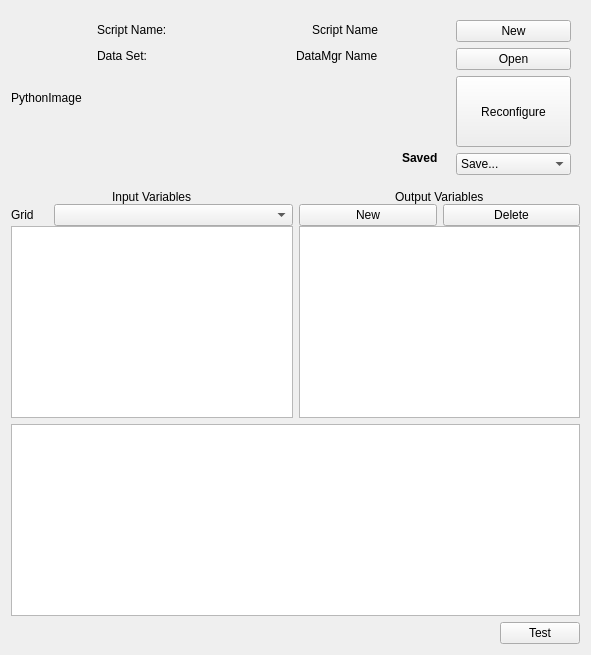
This is apps/vaporgui/PythonVariablesGUI.ui in StasJ/vapor-formatted as Qt 5 draws it before an edit. The edited form follows.
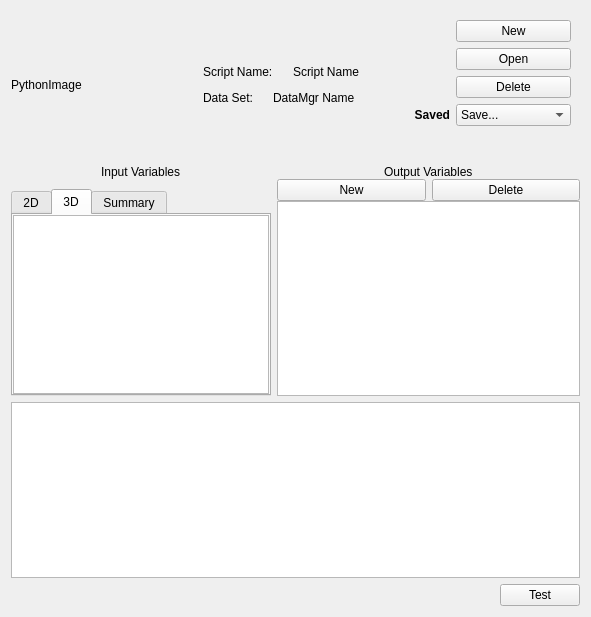
This is the edited form.

Patch:
```diff
--- a/apps/vaporgui/PythonVariablesGUI.ui
+++ b/apps/vaporgui/PythonVariablesGUI.ui
@@ -7,7 +7,7 @@
     <x>0</x>
     <y>0</y>
     <width>591</width>
-    <height>655</height>
+    <height>617</height>
    </rect>
   </property>
   <property name="windowTitle">
@@ -25,7 +25,7 @@
      <property name="frameShadow">
       <enum>QFrame::Raised</enum>
      </property>
-     <layout class="QHBoxLayout" name="horizontalLayout_9" stretch="0,0,0">
+     <layout class="QHBoxLayout" name="horizontalLayout_9" stretch="0,0,0,0">
       <property name="spacing">
        <number>-1</number>
       </property>
@@ -41,13 +41,6 @@
       <property name="bottomMargin">
        <number>0</number>
       </property>
-      <item>
-       <widget class="QLabel" name="_pythonLabel">
-        <property name="text">
-         <string>PythonImage</string>
-        </property>
-       </widget>
-      </item>
       <item>
        <widget class="QFrame" name="frame_18">
         <property name="frameShape">
@@ -57,6 +50,107 @@
          <enum>QFrame::Raised</enum>
         </property>
         <layout class="QVBoxLayout" name="verticalLayout_8">
+         <property name="spacing">
+          <number>0</number>
+         </property>
+         <property name="leftMargin">
+          <number>0</number>
+         </property>
+         <property name="topMargin">
+          <number>0</number>
+         </property>
+         <property name="rightMargin">
+          <number>0</number>
+         </property>
+         <property name="bottomMargin">
+          <number>0</number>
+         </property>
+         <item>
+          <spacer name="verticalSpacer_5">
+           <property name="orientation">
+            <enum>Qt::Vertical</enum>
+           </property>
+           <property name="sizeHint" stdset="0">
+            <size>
+             <width>20</width>
+             <height>40</height>
+            </size>
+           </property>
+          </spacer>
+         </item>
+         <item>
+          <widget class="QLabel" name="_pythonLabel">
+           <property name="text">
+            <string>PythonImage</string>
+           </property>
+          </widget>
+         </item>
+         <item>
+          <spacer name="verticalSpacer">
+           <property name="orientation">
+            <enum>Qt::Vertical</enum>
+           </property>
+           <property name="sizeHint" stdset="0">
+            <size>
+             <width>20</width>
+             <height>40</height>
+            </size>
+           </property>
+          </spacer>
+         </item>
+        </layout>
+       </widget>
+      </item>
+      <item>
+       <spacer name="horizontalSpacer_2">
+        <property name="orientation">
+         <enum>Qt::Horizontal</enum>
+        </property>
+        <property name="sizeHint" stdset="0">
+         <size>
+          <width>40</width>
+          <height>20</height>
+         </size>
+        </property>
+       </spacer>
+      </item>
+      <item>
+       <widget class="QFrame" name="frame_13">
+        <property name="frameShape">
+         <enum>QFrame::NoFrame</enum>
+        </property>
+        <property name="frameShadow">
+         <enum>QFrame::Raised</enum>
+        </property>
+        <layout class="QVBoxLayout" name="verticalLayout_13">
+         <property name="spacing">
+          <number>-1</number>
+         </property>
+         <property name="leftMargin">
+          <number>0</number>
+         </property>
+         <property name="topMargin">
+          <number>10</number>
+         </property>
+         <property name="rightMargin">
+          <number>0</number>
+         </property>
+         <property name="bottomMargin">
+          <number>10</number>
+         </property>
+         <item>
+          <spacer name="verticalSpacer_4">
+           <property name="orientation">
+            <enum>Qt::Vertical</enum>
+           </property>
+           <property name="sizeHint" stdset="0">
+            <size>
+             <width>20</width>
+             <height>40</height>
+            </size>
+           </property>
+          </spacer>
+         </item>
          <item>
           <widget class="QFrame" name="frame_3">
            <property name="frameShape">
@@ -81,6 +175,22 @@
             <property name="bottomMargin">
              <number>0</number>
             </property>
+            <item>
+             <spacer name="horizontalSpacer_3">
+              <property name="orientation">
+               <enum>Qt::Horizontal</enum>
+              </property>
+              <property name="sizeType">
+               <enum>QSizePolicy::Minimum</enum>
+              </property>
+              <property name="sizeHint" stdset="0">
+               <size>
+                <width>40</width>
+                <height>20</height>
+               </size>
+              </property>
+             </spacer>
+            </item>
             <item>
              <widget class="QLabel" name="label">
               <property name="text">
@@ -94,7 +204,7 @@
                <enum>Qt::Horizontal</enum>
               </property>
               <property name="sizeType">
-               <enum>QSizePolicy::Expanding</enum>
+               <enum>QSizePolicy::Minimum</enum>
               </property>
               <property name="sizeHint" stdset="0">
                <size>
@@ -111,6 +221,19 @@
               </property>
              </widget>
             </item>
+            <item>
+             <spacer name="horizontalSpacer_4">
+              <property name="orientation">
+               <enum>Qt::Horizontal</enum>
+              </property>
+              <property name="sizeHint" stdset="0">
+               <size>
+                <width>40</width>
+                <height>20</height>
+               </size>
+              </property>
+             </spacer>
+            </item>
            </layout>
           </widget>
          </item>
@@ -138,6 +261,22 @@
             <property name="bottomMargin">
              <number>0</number>
             </property>
+            <item>
+             <spacer name="horizontalSpacer_11">
+              <property name="orientation">
+               <enum>Qt::Horizontal</enum>
+              </property>
+              <property name="sizeType">
+               <enum>QSizePolicy::Minimum</enum>
+              </property>
+              <property name="sizeHint" stdset="0">
+               <size>
+                <width>40</width>
+                <height>20</height>
+               </size>
+              </property>
+             </spacer>
+            </item>
             <item>
              <widget class="QLabel" name="label_2">
               <property name="text">
@@ -151,7 +290,7 @@
                <enum>Qt::Horizontal</enum>
               </property>
               <property name="sizeType">
-               <enum>QSizePolicy::Expanding</enum>
+               <enum>QSizePolicy::Minimum</enum>
               </property>
               <property name="sizeHint" stdset="0">
                <size>
@@ -168,11 +307,24 @@
               </property>
              </widget>
             </item>
+            <item>
+             <spacer name="horizontalSpacer_12">
+              <property name="orientation">
+               <enum>Qt::Horizontal</enum>
+              </property>
+              <property name="sizeHint" stdset="0">
+               <size>
+                <width>40</width>
+                <height>20</height>
+               </size>
+              </property>
+             </spacer>
+            </item>
            </layout>
           </widget>
          </item>
          <item>
-          <spacer name="verticalSpacer">
+          <spacer name="verticalSpacer_3">
            <property name="orientation">
             <enum>Qt::Vertical</enum>
            </property>
@@ -187,6 +339,30 @@
         </layout>
        </widget>
       </item>
+      <item>
+       <widget class="QFrame" name="frame">
+        <property name="frameShape">
+         <enum>QFrame::NoFrame</enum>
+        </property>
+        <property name="frameShadow">
+         <enum>QFrame::Raised</enum>
+        </property>
+        <layout class="QVBoxLayout" name="verticalLayout_12">
+         <property name="spacing">
+          <number>0</number>
+         </property>
+         <property name="leftMargin">
+          <number>0</number>
+         </property>
+         <property name="topMargin">
+          <number>0</number>
+         </property>
+         <property name="rightMargin">
+          <number>0</number>
+         </property>
+         <property name="bottomMargin">
+          <number>0</number>
+         </property>
       <item>
        <widget class="QFrame" name="frame_15">
         <property name="frameShape">
@@ -220,6 +396,9 @@
             <enum>QFrame::Raised</enum>
            </property>
            <layout class="QVBoxLayout" name="verticalLayout_7">
+               <property name="rightMargin">
+                <number>0</number>
+               </property>
             <item>
              <widget class="QLabel" name="label_3">
               <property name="text">
@@ -252,6 +431,9 @@
               <property name="text">
                <string>Saved</string>
               </property>
+                 <property name="alignment">
+                  <set>Qt::AlignRight|Qt::AlignTrailing|Qt::AlignVCenter</set>
+                 </property>
              </widget>
             </item>
            </layout>
@@ -266,8 +448,17 @@
             <enum>QFrame::Raised</enum>
            </property>
            <layout class="QVBoxLayout" name="verticalLayout_2">
+               <property name="leftMargin">
+                <number>6</number>
+               </property>
             <item>
-             <widget class="QPushButton" name="_newButton">
+                <widget class="QPushButton" name="_newScriptButton">
+                 <property name="sizePolicy">
+                  <sizepolicy hsizetype="Minimum" vsizetype="Minimum">
+                   <horstretch>0</horstretch>
+                   <verstretch>0</verstretch>
+                  </sizepolicy>
+                 </property>
               <property name="text">
                <string>New</string>
               </property>
@@ -277,7 +468,13 @@
              </widget>
             </item>
             <item>
-             <widget class="QPushButton" name="_openButton">
+                <widget class="QPushButton" name="_openScriptButton">
+                 <property name="sizePolicy">
+                  <sizepolicy hsizetype="Minimum" vsizetype="Minimum">
+                   <horstretch>0</horstretch>
+                   <verstretch>0</verstretch>
+                  </sizepolicy>
+                 </property>
               <property name="text">
                <string>Open</string>
               </property>
@@ -287,7 +484,7 @@
              </widget>
             </item>
             <item>
-             <widget class="QPushButton" name="pushButton_4">
+                <widget class="QPushButton" name="_deleteScriptButton">
               <property name="sizePolicy">
                <sizepolicy hsizetype="Minimum" vsizetype="Minimum">
                 <horstretch>0</horstretch>
@@ -295,7 +492,7 @@
                </sizepolicy>
               </property>
               <property name="text">
-               <string>Reconfigure</string>
+                  <string>Delete</string>
               </property>
               <property name="autoDefault">
                <bool>false</bool>
@@ -309,7 +506,7 @@
              </widget>
             </item>
             <item>
-             <widget class="QComboBox" name="_saveCombo">
+                <widget class="QComboBox" name="_saveScriptCombo">
               <property name="layoutDirection">
                <enum>Qt::LeftToRight</enum>
               </property>
@@ -334,36 +531,46 @@
              </widget>
             </item>
            </layout>
-           <zorder>_newButton</zorder>
-           <zorder>_openButton</zorder>
-           <zorder>_saveCombo</zorder>
+              <zorder>_newScriptButton</zorder>
+              <zorder>_openScriptButton</zorder>
+              <zorder>_saveScriptCombo</zorder>
            <zorder>_scriptSaveLabel</zorder>
-           <zorder>pushButton_4</zorder>
+              <zorder>_deleteScriptButton</zorder>
           </widget>
          </item>
         </layout>
        </widget>
       </item>
+         <item>
+          <spacer name="verticalSpacer_2">
+           <property name="orientation">
+            <enum>Qt::Vertical</enum>
+           </property>
+           <property name="sizeHint" stdset="0">
+            <size>
+             <width>20</width>
+             <height>40</height>
+            </size>
+           </property>
+          </spacer>
+         </item>
      </layout>
     </widget>
    </item>
+     </layout>
+    </widget>
+   </item>
    <item>
-    <widget class="QFrame" name="frame_14">
-     <property name="sizePolicy">
-      <sizepolicy hsizetype="Preferred" vsizetype="Minimum">
-       <horstretch>0</horstretch>
-       <verstretch>0</verstretch>
-      </sizepolicy>
-     </property>
+    <widget class="QFrame" name="_variableSelectionFrame">
      <property name="frameShape">
       <enum>QFrame::NoFrame</enum>
      </property>
      <property name="frameShadow">
       <enum>QFrame::Raised</enum>
      </property>
-     <layout class="QVBoxLayout" name="verticalLayout_5">
+     <layout class="QHBoxLayout" name="horizontalLayout_13" stretch="0,1">
       <property name="spacing">
-       <number>0</number>
+       <number>-1</number>
       </property>
       <property name="leftMargin">
        <number>0</number>
@@ -378,22 +585,16 @@
        <number>0</number>
       </property>
       <item>
-       <widget class="QFrame" name="_inputOutputTitleFrame">
-        <property name="sizePolicy">
-         <sizepolicy hsizetype="Preferred" vsizetype="Minimum">
-          <horstretch>0</horstretch>
-          <verstretch>0</verstretch>
-         </sizepolicy>
-        </property>
+       <widget class="QFrame" name="frame_4">
         <property name="frameShape">
          <enum>QFrame::NoFrame</enum>
         </property>
         <property name="frameShadow">
          <enum>QFrame::Raised</enum>
         </property>
-        <layout class="QHBoxLayout" name="horizontalLayout_8">
+        <layout class="QVBoxLayout" name="verticalLayout_9">
          <property name="spacing">
-          <number>-1</number>
+          <number>10</number>
          </property>
          <property name="leftMargin">
           <number>0</number>
@@ -529,10 +730,41 @@
               <property name="frameShadow">
                <enum>QFrame::Raised</enum>
               </property>
-              <layout class="QHBoxLayout" name="horizontalLayout_4" stretch="0,0,1">
+              <layout class="QHBoxLayout" name="horizontalLayout_4" stretch="">
                <property name="spacing">
+                <number>-1</number>
+               </property>
+               <property name="leftMargin">
                 <number>0</number>
                </property>
+               <property name="topMargin">
+                <number>0</number>
+               </property>
+               <property name="rightMargin">
+                <number>0</number>
+               </property>
+               <property name="bottomMargin">
+                <number>0</number>
+               </property>
+              </layout>
+             </widget>
+            </item>
+           </layout>
+          </widget>
+         </item>
+         <item>
+          <widget class="QTabWidget" name="tabWidget">
+           <property name="currentIndex">
+            <number>1</number>
+           </property>
+           <widget class="QWidget" name="tab">
+            <attribute name="title">
+             <string>2D</string>
+            </attribute>
+            <layout class="QVBoxLayout" name="verticalLayout_5">
+             <property name="spacing">
+              <number>0</number>
+             </property>
                <property name="leftMargin">
                 <number>0</number>
                </property>
@@ -546,40 +778,95 @@
                 <number>0</number>
                </property>
                <item>
-                <widget class="QLabel" name="label_4">
-                 <property name="sizePolicy">
-                  <sizepolicy hsizetype="Preferred" vsizetype="Minimum">
-                   <horstretch>0</horstretch>
-                   <verstretch>0</verstretch>
-                  </sizepolicy>
-                 </property>
-                 <property name="text">
-                  <string>Grid</string>
-                 </property>
-                </widget>
-               </item>
+              <widget class="QTableWidget" name="_2DVarTable"/>
+             </item>
+            </layout>
+           </widget>
+           <widget class="QWidget" name="tab_2">
+            <attribute name="title">
+             <string>3D</string>
+            </attribute>
+            <layout class="QVBoxLayout" name="verticalLayout_10">
+             <property name="spacing">
+              <number>0</number>
+             </property>
+             <property name="leftMargin">
+              <number>0</number>
+             </property>
+             <property name="topMargin">
+              <number>0</number>
+             </property>
+             <property name="rightMargin">
+              <number>0</number>
+             </property>
+             <property name="bottomMargin">
+              <number>0</number>
+             </property>
+             <item>
+              <widget class="QTableWidget" name="_3DVarTable"/>
+             </item>
+            </layout>
+           </widget>
+           <widget class="QWidget" name="tab_3">
+            <attribute name="title">
+             <string>Summary</string>
+            </attribute>
+            <layout class="QVBoxLayout" name="verticalLayout_11">
+             <property name="spacing">
+              <number>0</number>
+             </property>
+             <property name="leftMargin">
+              <number>0</number>
+             </property>
+             <property name="topMargin">
+              <number>0</number>
+             </property>
+             <property name="rightMargin">
+              <number>0</number>
+             </property>
+             <property name="bottomMargin">
+              <number>0</number>
+             </property>
+             <item>
+              <widget class="QTableWidget" name="_varSummaryTable"/>
+             </item>
+            </layout>
+           </widget>
+          </widget>
+         </item>
+        </layout>
+       </widget>
+      </item>
                <item>
-                <spacer name="horizontalSpacer_4">
-                 <property name="orientation">
-                  <enum>Qt::Horizontal</enum>
-                 </property>
-                 <property name="sizeHint" stdset="0">
+       <widget class="QFrame" name="frame_10">
+        <property name="minimumSize">
                   <size>
-                   <width>20</width>
-                   <height>0</height>
-                  </size>
-                 </property>
-                </spacer>
-               </item>
-               <item>
-                <widget class="QComboBox" name="_gridComboBox"/>
-               </item>
-              </layout>
-             </widget>
-            </item>
-           </layout>
-          </widget>
-         </item>
+          <width>0</width>
+          <height>20</height>
+         </size>
+        </property>
+        <property name="frameShape">
+         <enum>QFrame::NoFrame</enum>
+        </property>
+        <property name="frameShadow">
+         <enum>QFrame::Raised</enum>
+        </property>
+        <layout class="QVBoxLayout" name="verticalLayout_6">
+         <property name="spacing">
+          <number>0</number>
+         </property>
+         <property name="leftMargin">
+          <number>0</number>
+         </property>
+         <property name="topMargin">
+          <number>0</number>
+         </property>
+         <property name="rightMargin">
+          <number>0</number>
+         </property>
+         <property name="bottomMargin">
+          <number>0</number>
+         </property>
          <item>
           <widget class="QFrame" name="frame_12">
            <property name="sizePolicy">
@@ -713,7 +1000,7 @@
                 <number>0</number>
                </property>
                <item>
-                <widget class="QPushButton" name="pushButton">
+                <widget class="QPushButton" name="_newOutVarButton">
                  <property name="text">
                   <string>New</string>
                  </property>
@@ -726,7 +1013,7 @@
                 </widget>
                </item>
                <item>
-                <widget class="QPushButton" name="pushButton_5">
+                <widget class="QPushButton" name="_deleteOutVarButton">
                  <property name="text">
                   <string>Delete</string>
                  </property>
@@ -741,36 +1028,9 @@
            </layout>
           </widget>
          </item>
-        </layout>
-       </widget>
-      </item>
       <item>
-       <widget class="QFrame" name="_variableTableFrame">
-        <property name="frameShape">
-         <enum>QFrame::NoFrame</enum>
-        </property>
-        <property name="frameShadow">
-         <enum>QFrame::Raised</enum>
-        </property>
-        <layout class="QHBoxLayout" name="horizontalLayout_11">
-         <property name="leftMargin">
-          <number>0</number>
-         </property>
-         <property name="topMargin">
-          <number>0</number>
-         </property>
-         <property name="rightMargin">
-          <number>0</number>
-         </property>
-         <property name="bottomMargin">
-          <number>0</number>
-         </property>
-         <item>
-          <widget class="QTableWidget" name="_inputTable"/>
+          <widget class="QTableWidget" name="_outputVariablesTable"/>
          </item>
-         <item>
-          <widget class="QTableWidget" name="tableWidget_4"/>
-         </item>
         </layout>
        </widget>
       </item>
@@ -778,7 +1038,14 @@
     </widget>
    </item>
    <item>
-    <widget class="QTextEdit" name="_scriptEdit"/>
+    <widget class="QTextEdit" name="_scriptEdit">
+     <property name="lineWrapMode">
+      <enum>QTextEdit::NoWrap</enum>
+     </property>
+     <property name="tabStopWidth">
+      <number>40</number>
+     </property>
+    </widget>
    </item>
    <item>
     <widget class="QFrame" name="_testFrame">
@@ -818,7 +1085,7 @@
        </spacer>
       </item>
       <item>
-       <widget class="QPushButton" name="pushButton_2">
+       <widget class="QPushButton" name="_testScriptButton">
         <property name="text">
          <string>Test</string>
         </property>
```
Lines whose indentation alone changed are shown as unchanged.
